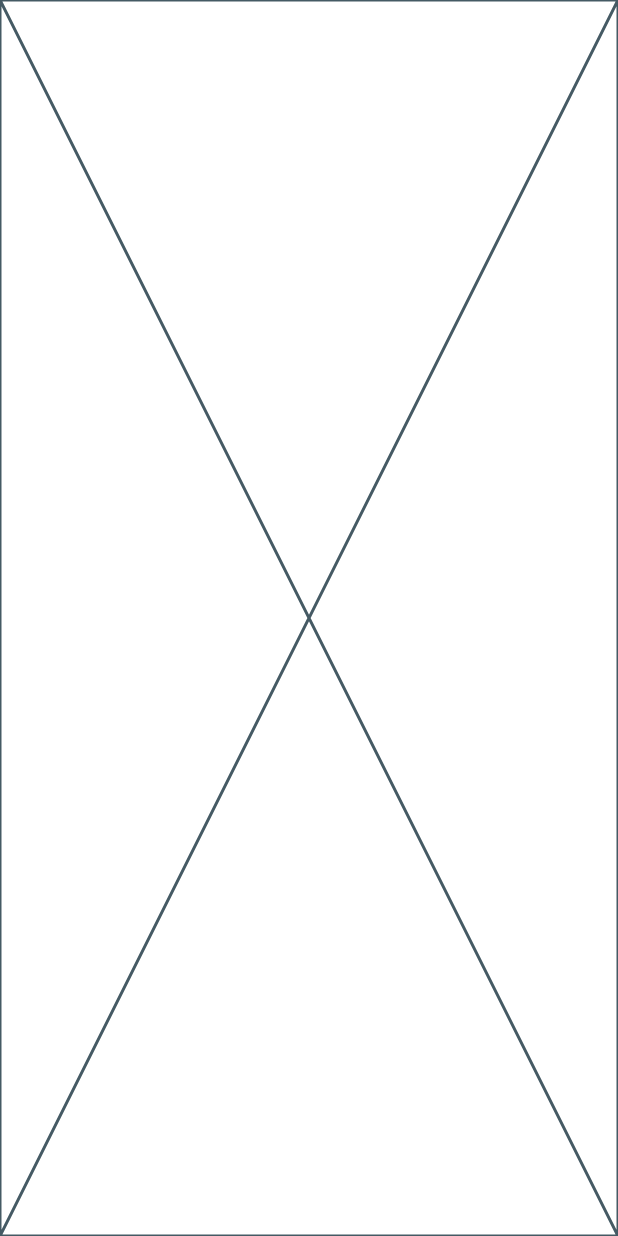
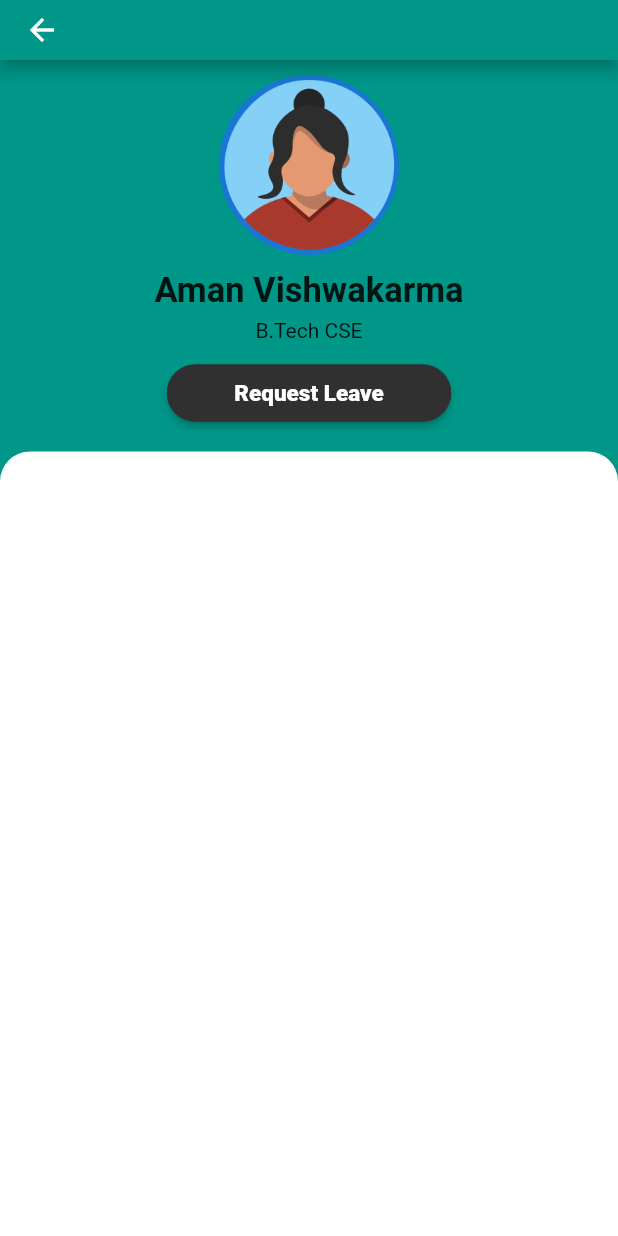
Before and after one commit to zehrakaygili/task1, a Flutter app: the screen it shows after launch, after a tap on "Let's Go", on a phone screen of 412 x 824 dp. Run offline on Flutter 3.47's test engine with Material 2 defaults, Android fonts, the phone set to English and light mode, and no system bars; our stand-ins replace google_fonts.

```diff
--- a/lib/home_page.dart
+++ b/lib/home_page.dart
@@ -1,4 +1,5 @@
 import 'package:flutter/material.dart';
+import 'package:google_fonts/google_fonts.dart';
 
 class HomePage extends StatefulWidget {
   const HomePage({super.key});
@@ -10,6 +11,87 @@ class HomePage extends StatefulWidget {
 class _HomePageState extends State<HomePage> {
   @override
   Widget build(BuildContext context) {
-    return const Placeholder();
+    return Scaffold(
+      backgroundColor: Color(0xFF009688),
+      appBar: AppBar(
+        backgroundColor: Color(0xFF009688),
+        toolbarHeight: 40,
+      ),
+      body: SafeArea(
+        child: Column(
+          children: [
+            SizedBox(
+              height: 10,
+            ),
+            CircleAvatar(
+              radius: 60,
+              backgroundImage: AssetImage("assets/images/avatar.png"),
+            ),
+            SizedBox(
+              height: 10,
+            ),
+            Text(
+              "Aman Vishwakarma",
+              style: TextStyle(fontWeight: FontWeight.bold, fontSize: 23),
+            ),
+            SizedBox(
+              height: 5,
+            ),
+            Text("B.Tech CSE"),
+            SizedBox(
+              height: 10,
+            ),
+            RequestLeaveButton(),
+            SizedBox(
+              height: 15,
+            ),
+            Expanded(
+              child: Container(
+                  decoration: BoxDecoration(
+                    borderRadius: BorderRadius.only(
+                      topLeft: Radius.circular(20),
+                      topRight: Radius.circular(20),
+                    ),
+                    color: Colors.white,
+                  ),
+                  child: Column(
+                    children: [
+                      Container(
+                        color: Colors.white,
+                      )
+                    ],
+                  )),
+            ),
+          ],
+        ),
+      ),
+    );
   }
 }
+
+class RequestLeaveButton extends StatelessWidget {
+  const RequestLeaveButton({
+    super.key,
+  });
+
+  @override
+  Widget build(BuildContext context) {
+    return ElevatedButton(
+        style: ElevatedButton.styleFrom(
+          backgroundColor: const Color(0xFF303030),
+          padding: const EdgeInsets.symmetric(vertical: 10, horizontal: 45),
+          shape: RoundedRectangleBorder(
+            side: const BorderSide(
+              color: Color(0xFF303030),
+              width: 3,
+            ),
+            borderRadius: BorderRadius.circular(30),
+          ),
+        ),
+        onPressed: () {},
+        child: const Text(
+          "Request Leave",
+          style: TextStyle(fontSize: 15, fontWeight: FontWeight.w900),
+        ));
+  }
+}
--- a/lib/welcome_page.dart
+++ b/lib/welcome_page.dart
@@ -48,8 +48,8 @@ class WelcomeButton extends StatelessWidget {
   Widget build(BuildContext context) {
     return ElevatedButton(
         style: ElevatedButton.styleFrom(
-          backgroundColor: Color(0xFF303030),
-          padding: EdgeInsets.symmetric(vertical: 15, horizontal: 55),
+          backgroundColor: const Color(0xFF303030),
+          padding: const EdgeInsets.symmetric(vertical: 15, horizontal: 55),
           shape: RoundedRectangleBorder(
             side: const BorderSide(
               color: Color(0xFF303030),
@@ -63,7 +63,7 @@ class WelcomeButton extends StatelessWidget {
             context,
             MaterialPageRoute(
               builder: (context) {
-                return HomePage();
+                return const HomePage();
               },
             ),
           );
```
Also changed, not shown: assets/images/avatar.png (added).
